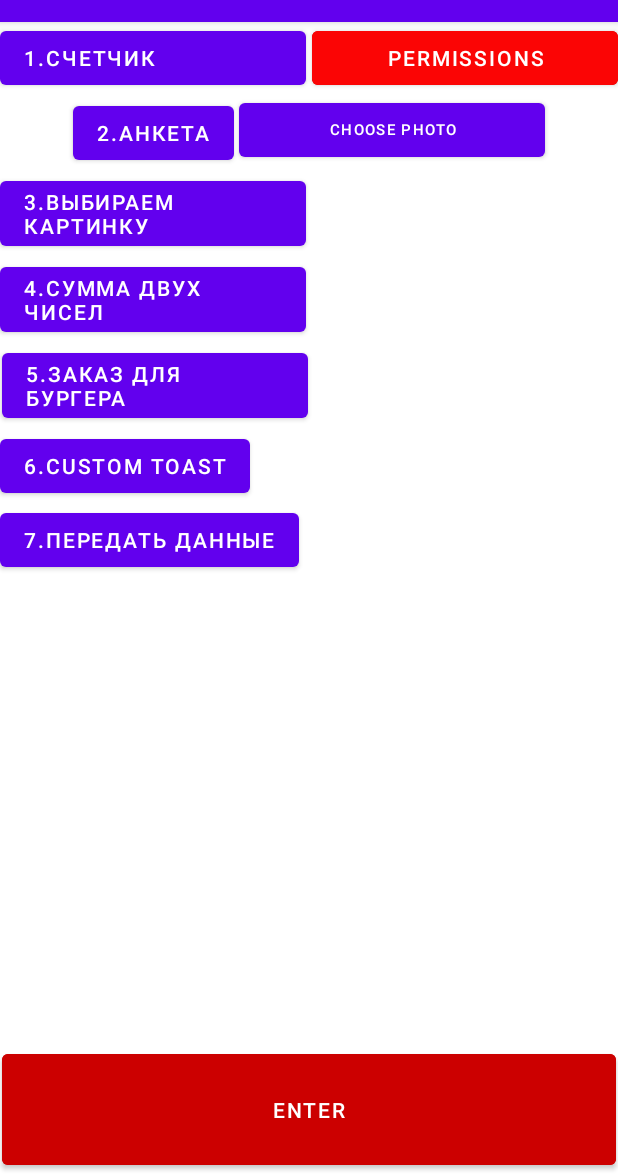
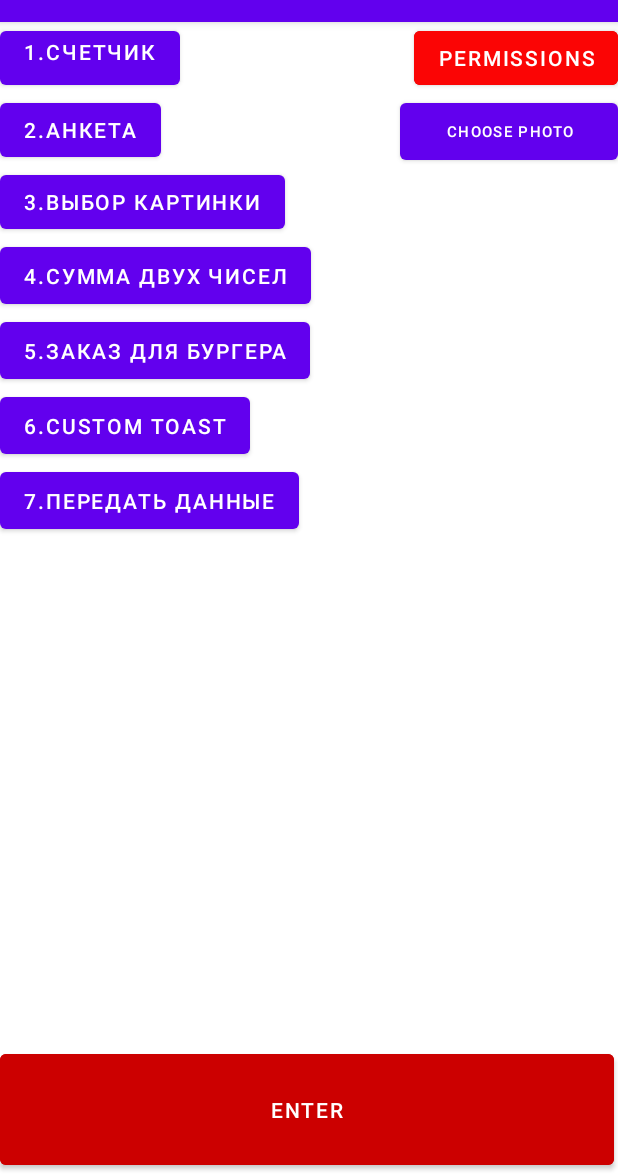
Before and after one commit to IlnurStybayev/My_application, an Android app: the screen it shows after launch (MainActivity), on a phone screen of 412 x 824 dp, the part 62-1236 px from its top. Run offline under Robolectric (Android 15) with nearby library versions, the phone set to English and light mode, and no system bars.

Commit message:
first_commit

```diff
--- a/app/src/main/res/layout/main_layout.xml
+++ b/app/src/main/res/layout/main_layout.xml
@@ -8,36 +8,28 @@
 
     <ImageView
         android:id="@+id/ivPhoto"
-        android:layout_width="204dp"
+        android:layout_width="140dp"
         android:layout_height="140dp"
-        android:layout_marginTop="2dp"
+        android:scaleType="centerCrop"
 
-        android:scaleType="centerCrop"
         app:layout_constraintEnd_toEndOf="parent"
-        app:layout_constraintHorizontal_bias="0.5"
-        app:layout_constraintStart_toEndOf="@+id/btnOpenActivity5"
         app:layout_constraintTop_toBottomOf="@+id/btnTakePhoto" />
 
     <Button
         android:id="@+id/btnTakePhoto"
-        android:layout_width="204dp"
-        android:layout_height="wrap_content"
-        android:layout_marginStart="3dp"
-        android:layout_marginLeft="3dp"
+        android:layout_width="145dp"
+        android:layout_height="50dp"
         android:text="Choose Photo"
         android:textSize="10sp"
         app:layout_constraintEnd_toEndOf="parent"
-        app:layout_constraintHorizontal_bias="0.5"
-        app:layout_constraintStart_toEndOf="@+id/btnOpenActivity2"
         app:layout_constraintTop_toBottomOf="@+id/btnRequestPermissions" />
 
     <Button
         android:id="@+id/btnOpenActivity1"
-        android:layout_width="204dp"
+        android:layout_width="wrap_content"
         android:layout_height="wrap_content"
-        android:gravity="left|center"
+        android:gravity="left"
         android:text="1.Счетчик"
-
         app:layout_constraintStart_toStartOf="parent"
         app:layout_constraintTop_toTopOf="parent" />
 
@@ -45,31 +37,24 @@
         android:id="@+id/btnOpenActivity2"
         android:layout_width="wrap_content"
         android:layout_height="wrap_content"
-        android:layout_marginTop="2dp"
         android:gravity="left|center_vertical"
         android:text="2.Анкета"
-        app:layout_constraintEnd_toStartOf="@+id/btnTakePhoto"
-        app:layout_constraintHorizontal_bias="0.5"
-        app:layout_constraintHorizontal_chainStyle="packed"
         app:layout_constraintStart_toStartOf="parent"
         app:layout_constraintTop_toBottomOf="@+id/btnOpenActivity1" />
 
     <Button
         android:id="@+id/btnOpenActivity3"
-        android:layout_width="204dp"
+        android:layout_width="wrap_content"
         android:layout_height="wrap_content"
-        android:layout_marginTop="2dp"
         android:gravity="left|center_vertical"
-        android:text="3.Выбираем картинку"
-        app:layout_constraintEnd_toEndOf="@+id/btnOpenActivity4"
+        android:text="3.Выбор картинки"
         app:layout_constraintStart_toStartOf="parent"
         app:layout_constraintTop_toBottomOf="@+id/btnOpenActivity2" />
 
     <Button
         android:id="@+id/btnOpenActivity4"
-        android:layout_width="204dp"
-        android:layout_height="wrap_content"
-        android:layout_marginTop="2dp"
+        android:layout_width="wrap_content"
+        android:layout_height="50dp"
         android:gravity="left|center_vertical"
         android:text="4.Сумма двух чисел"
         app:layout_constraintStart_toStartOf="parent"
@@ -77,21 +62,17 @@
 
     <Button
         android:id="@+id/btnOpenActivity5"
-        android:layout_width="204dp"
-        android:layout_height="wrap_content"
-        android:layout_marginTop="2dp"
+        android:layout_width="wrap_content"
+        android:layout_height="50dp"
         android:gravity="left|center_vertical"
         android:text="5.Заказ для бургера"
-        app:layout_constraintEnd_toStartOf="@+id/ivPhoto"
-        app:layout_constraintHorizontal_bias="0.5"
         app:layout_constraintStart_toStartOf="parent"
         app:layout_constraintTop_toBottomOf="@+id/btnOpenActivity4" />
 
     <Button
         android:id="@+id/btnOpenActivity6"
         android:layout_width="wrap_content"
-        android:layout_height="wrap_content"
-        android:layout_marginTop="2dp"
+        android:layout_height="50dp"
         android:gravity="left|center_vertical"
         android:text="6.Custom TOAST"
         app:layout_constraintStart_toStartOf="parent"
@@ -100,8 +81,7 @@
     <Button
         android:id="@+id/btnOpenActivity7"
         android:layout_width="wrap_content"
-        android:layout_height="wrap_content"
-        android:layout_marginTop="1dp"
+        android:layout_height="50dp"
         android:gravity="left|center_vertical"
         android:text="7.Передать данные"
         app:layout_constraintStart_toStartOf="parent"
@@ -115,21 +95,22 @@
         android:text="ENTER"
         app:layout_constraintBottom_toBottomOf="parent"
         app:layout_constraintEnd_toEndOf="parent"
-        app:layout_constraintHorizontal_bias="0.5"
+        app:layout_constraintHorizontal_bias="0.0"
         app:layout_constraintStart_toStartOf="parent" />
 
     <Button
         android:id="@+id/btnRequestPermissions"
-        android:layout_width="204dp"
+        android:layout_width="wrap_content"
         android:layout_height="wrap_content"
-        android:layout_marginStart="3dp"
-        android:layout_marginLeft="3dp"
         android:backgroundTint="@android:color/holo_red_dark"
         android:text="Permission"
         app:layout_constraintEnd_toEndOf="parent"
-        app:layout_constraintHorizontal_bias="0.5"
-        app:layout_constraintStart_toEndOf="@+id/btnOpenActivity1"
         app:layout_constraintTop_toTopOf="parent" />
 
-
+    <androidx.constraintlayout.widget.Guideline
+        android:id="@+id/guideline"
+        android:layout_width="wrap_content"
+        android:layout_height="wrap_content"
+        android:orientation="vertical"
+        app:layout_constraintGuide_percent="0.56" />
 </androidx.constraintlayout.widget.ConstraintLayout>
```
